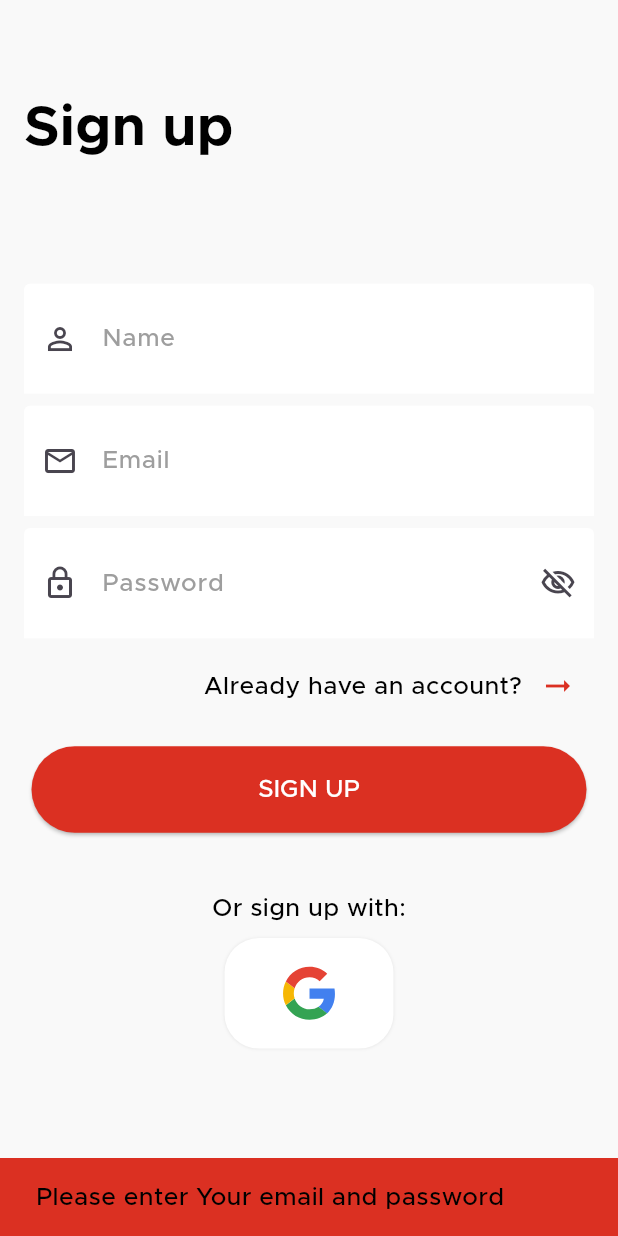
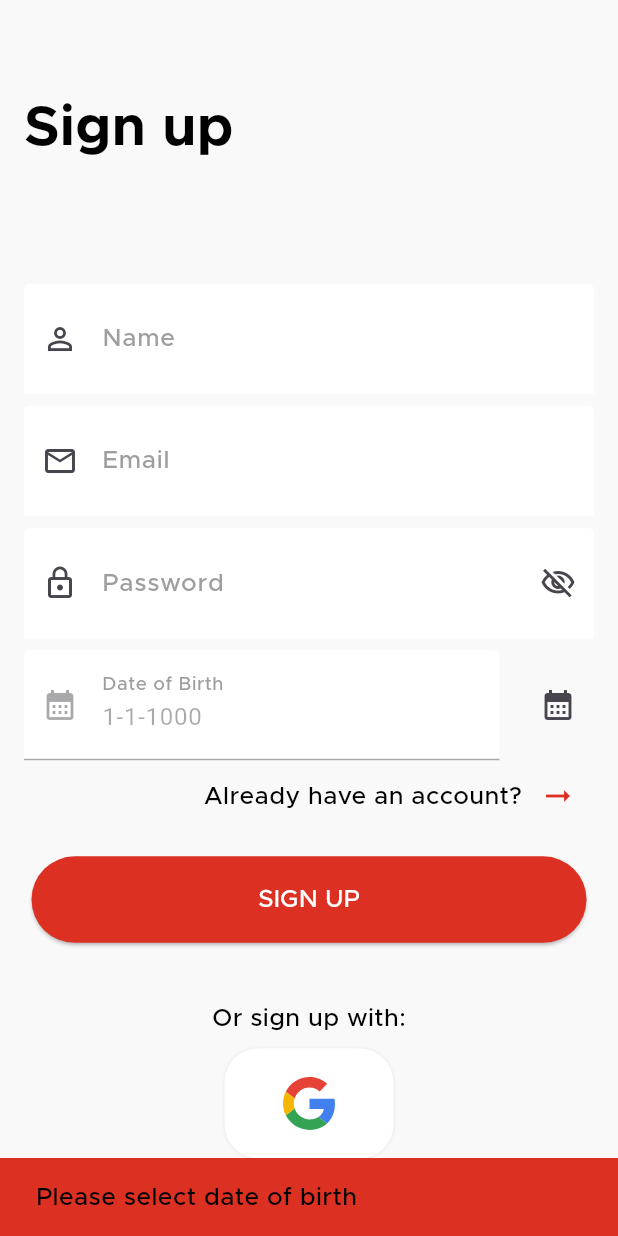
Before and after one commit to mahmoud-hassan1/Fashion-App, a Flutter app: the screen it shows after launch, after a tap on "Sign up", after a tap on "SIGN UP", on a phone screen of 412 x 824 dp. Run offline on Flutter 3.47's test engine with Material 3 defaults, Android fonts, the phone set to English and light mode, and no system bars; drawn by our look-alikes of modal_progress_hud_nsn; our stand-ins replace bloc, cloud_firestore, device_preview, firebase_auth, firebase_core, firebase_storage and 4 more; missing offline and left inert: carousel_slider_plus; accounts and stored records are empty; project files that could hold a hidden picture were left out.

Commit message:
add date of birth

```diff
--- /dev/null
+++ b/lib/Features/auth/data/models/signup_model.dart
@@ -0,0 +1,17 @@
+class SignupModel {
+  final String email;
+  final String name;
+  final DateTime dateOfBirth;
+  late String? uid;
+
+  SignupModel({required this.email, required this.name, required this.dateOfBirth, this.uid});
+
+  Map<String, dynamic> toMap() {
+    return {
+      'email': email,
+      'name': name,
+      'dateOfBirth': dateOfBirth.toIso8601String(),
+      'uid': uid,
+    };
+  }
+}
--- a/lib/Features/auth/data/repo_impl/auth_repo_imp.dart
+++ b/lib/Features/auth/data/repo_impl/auth_repo_imp.dart
@@ -1,13 +1,16 @@
+import 'package:cloud_firestore/cloud_firestore.dart';
 import 'package:firebase_auth/firebase_auth.dart';
 import 'package:flutter/material.dart';
 import 'package:google_sign_in/google_sign_in.dart';
+import 'package:online_shopping/Features/auth/data/models/signup_model.dart';
 import 'package:online_shopping/Features/auth/domain/entities/user.dart';
 import 'package:online_shopping/Features/auth/domain/repo_interface/auth_repo.dart';
 
 class AuthRepositoryImpl implements AuthRepository {
   final FirebaseAuth firebaseAuth;
+  final FirebaseFirestore firebaseFirestore;
 
-  AuthRepositoryImpl({required this.firebaseAuth});
+  const AuthRepositoryImpl({required this.firebaseFirestore, required this.firebaseAuth});
 
   @override
   Future<UserClass?> login(String email, String password) async {
@@ -28,13 +31,15 @@ class AuthRepositoryImpl implements AuthRepository {
   }
 
   @override
-  Future<UserClass?> signup(String name, String email, String password) async {
+  Future<UserClass?> signup(SignupModel model, String password) async {
     debugPrint("dsssssssssssss");
-    final userCredential = await firebaseAuth.createUserWithEmailAndPassword(email: email, password: password);
+    final userCredential = await firebaseAuth.createUserWithEmailAndPassword(email: model.email, password: password);
     await sendVerficationLink();
+    model.uid = userCredential.user!.uid;
+    await firebaseFirestore.collection('users').doc(userCredential.user!.uid).set(model.toMap(), SetOptions(merge: true));
     final user = userCredential.user;
     if (user != null) {
-      user.updateDisplayName(name);
+      user.updateDisplayName(model.name);
       return UserClass(uid: user.uid, email: user.email!);
     }
     return null;
--- a/lib/Features/auth/domain/repo_interface/auth_repo.dart
+++ b/lib/Features/auth/domain/repo_interface/auth_repo.dart
@@ -1,9 +1,10 @@
+import 'package:online_shopping/Features/auth/data/models/signup_model.dart';
 import 'package:online_shopping/Features/auth/domain/entities/user.dart';
 
 abstract class AuthRepository {
   Future<UserClass?> login(String email, String password);
   void logout();
-  Future<UserClass?> signup(String name,String email, String password);
+  Future<UserClass?> signup(SignupModel model, String password);
   Future<void> sendPasswordResetLink(String email);
   Future<UserClass?> loginWithGoogle();
 }
--- a/lib/Features/auth/presentation/cubits/auth_cubit/auth_cubit.dart
+++ b/lib/Features/auth/presentation/cubits/auth_cubit/auth_cubit.dart
@@ -1,6 +1,7 @@
 import 'package:bloc/bloc.dart';
 import 'package:firebase_auth/firebase_auth.dart';
 import 'package:flutter/material.dart';
+import 'package:online_shopping/Features/auth/data/models/signup_model.dart';
 import 'package:online_shopping/Features/auth/data/repo_impl/auth_repo_imp.dart';
 import 'package:online_shopping/Features/auth/domain/entities/user.dart';
 
@@ -61,10 +62,11 @@ class AuthCubit extends Cubit<AuthState> {
     }
   }
 
-  void signupUser(String name, String email, String password) async {
+  void signupUser(String name, String email, DateTime dateOfBirth, String password) async {
     emit(AuthLoading());
     try {
-      final user = await authRepo.signup(name, email, password);
+      SignupModel model = SignupModel(email: email, name: name, dateOfBirth: dateOfBirth);
+      final user = await authRepo.signup(model, password);
       if (user != null) {
         emit(AuthAuthenticated(user));
       } else {
--- a/lib/Features/auth/presentation/views/login_view/widgets/login_view_body.dart
+++ b/lib/Features/auth/presentation/views/login_view/widgets/login_view_body.dart
@@ -1,3 +1,4 @@
+import 'package:cloud_firestore/cloud_firestore.dart';
 import 'package:firebase_auth/firebase_auth.dart';
 import 'package:flutter/material.dart';
 import 'package:flutter_bloc/flutter_bloc.dart';
@@ -26,7 +27,8 @@ class LoginViewBody extends StatelessWidget {
   @override
   Widget build(BuildContext context) {
     final firebaseAuth = FirebaseAuth.instance;
-    final authRepository = AuthRepositoryImpl(firebaseAuth: firebaseAuth);
+    final firebaseFirestore = FirebaseFirestore.instance;
+    final authRepository = AuthRepositoryImpl(firebaseAuth: firebaseAuth, firebaseFirestore: firebaseFirestore);
     double height = MediaQuery.of(context).size.height;
     double width = MediaQuery.of(context).size.width;
     return BlocProvider(
@@ -39,12 +41,12 @@ class LoginViewBody extends StatelessWidget {
             snackBar(content: state.message, context: context);
             isLoading = false;
           } else if (state is AuthAuthenticated) {
-            snackBar(content: "Login Success", context: context ,color: Colors.green);
+            snackBar(content: "Login Success", context: context, color: Colors.green);
             Navigator.pushReplacement(
                 context,
                 MaterialPageRoute(
                   builder: (context) => const NavigationBarView(),
-                ));
+                ),);
           }
         },
         builder: (context, state) {
@@ -68,10 +70,7 @@ class LoginViewBody extends StatelessWidget {
                         SizedBox(
                           height: 64.h,
                         ),
-                        EmailAndPasswordFields(
-                            keyForm: keyForm,
-                            emailController: emailController,
-                            passwordController: passwordController),
+                        EmailAndPasswordFields(keyForm: keyForm, emailController: emailController, passwordController: passwordController),
                         const SizedBox(
                           height: 8,
                         ),
@@ -102,13 +101,10 @@ class LoginViewBody extends StatelessWidget {
   }
 
   void ontapLogin(context) {
-    if (emailController.text.isNotEmpty &&
-        passwordController.text.isNotEmpty &&
-        keyForm.currentState!.validate()) {
-      BlocProvider.of<AuthCubit>(context)
-          .loginUser(emailController.text, passwordController.text);
+    if (emailController.text.isNotEmpty && passwordController.text.isNotEmpty && keyForm.currentState!.validate()) {
+      BlocProvider.of<AuthCubit>(context).loginUser(emailController.text, passwordController.text);
     } else {
-      snackBar(
-          content: "Please enter Your email and password", context: context);
+      snackBar(content: "Please enter Your email and password", context: context);
     }
-  }}
+  }
+}
--- a/lib/Features/auth/presentation/views/reset_password_view/reset_password_view.dart
+++ b/lib/Features/auth/presentation/views/reset_password_view/reset_password_view.dart
@@ -1,3 +1,4 @@
+import 'package:cloud_firestore/cloud_firestore.dart';
 import 'package:firebase_auth/firebase_auth.dart';
 import 'package:flutter/material.dart';
 import 'package:flutter_bloc/flutter_bloc.dart';
@@ -11,7 +12,8 @@ class ResetPasswordView extends StatelessWidget {
   @override
   Widget build(BuildContext context) {
     final firebaseAuth = FirebaseAuth.instance;
-    final authRepository = AuthRepositoryImpl(firebaseAuth: firebaseAuth);
+    final firebaseFirestore = FirebaseFirestore.instance;
+    final authRepository = AuthRepositoryImpl(firebaseAuth: firebaseAuth, firebaseFirestore: firebaseFirestore);
     return BlocProvider(
       create: (context) => AuthCubit(authRepository),
       child: Scaffold(
--- /dev/null
+++ b/lib/Features/auth/presentation/views/signup_view/widgets/date_of_birth.dart
@@ -0,0 +1,54 @@
+import 'package:flutter/material.dart';
+import 'package:online_shopping/core/widgets/custtom_text_field.dart';
+import 'package:online_shopping/core/widgets/snackbar.dart';
+
+// ignore: must_be_immutable
+class DateOfBirth extends StatefulWidget {
+  DateOfBirth({super.key, required this.dateTime, required this.onChanged});
+
+  DateTime dateTime;
+  final void Function(DateTime dateTime) onChanged;
+
+  @override
+  State<DateOfBirth> createState() => _DateOfBirthState();
+}
+
+class _DateOfBirthState extends State<DateOfBirth> {
+  @override
+  Widget build(BuildContext context) {
+    return Row(
+      children: [
+        Expanded(
+          child: CustomTextField(
+            label: "Date of Birth",
+            controller: TextEditingController(text: "${widget.dateTime.day}-${widget.dateTime.month}-${widget.dateTime.year}"),
+            prefixIcon: const Icon(Icons.calendar_month),
+            enabled: false,
+          ),
+        ),
+        const SizedBox(width: 15),
+        IconButton(
+          onPressed: () async {
+            DateTime? res = await showDatePicker(
+              context: context,
+              firstDate: DateTime(999),
+              currentDate: DateTime.now(),
+              lastDate: DateTime(5000),
+            );
+
+            if (res == null) {
+              if (context.mounted) {
+                snackBar(content: "Enter your date of birth", context: context);
+              }
+            } else {
+              widget.onChanged(res);
+              widget.dateTime = res;
+              setState(() {});
+            }
+          },
+          icon: const Icon(Icons.calendar_month),
+        ),
+      ],
+    );
+  }
+}
--- a/lib/Features/auth/presentation/views/signup_view/widgets/signup_view_body.dart
+++ b/lib/Features/auth/presentation/views/signup_view/widgets/signup_view_body.dart
@@ -1,3 +1,4 @@
+import 'package:cloud_firestore/cloud_firestore.dart';
 import 'package:firebase_auth/firebase_auth.dart';
 import 'package:flutter/material.dart';
 import 'package:flutter_bloc/flutter_bloc.dart';
@@ -6,6 +7,7 @@ import 'package:modal_progress_hud_nsn/modal_progress_hud_nsn.dart';
 import 'package:online_shopping/Features/auth/data/repo_impl/auth_repo_imp.dart';
 import 'package:online_shopping/Features/auth/presentation/cubits/auth_cubit/auth_cubit.dart';
 import 'package:online_shopping/Features/auth/presentation/views/login_view/login_view.dart';
+import 'package:online_shopping/Features/auth/presentation/views/signup_view/widgets/date_of_birth.dart';
 import 'package:online_shopping/Features/auth/presentation/views/signup_view/widgets/go_to_login.dart';
 import 'package:online_shopping/Features/auth/presentation/views/widgets/custtom_button.dart';
 import 'package:online_shopping/Features/auth/presentation/views/widgets/email_password_section.dart';
@@ -21,7 +23,8 @@ class SignupViewBody extends StatelessWidget {
   final TextEditingController emailController = TextEditingController();
   final TextEditingController nameController = TextEditingController();
   final TextEditingController passwordController = TextEditingController();
-
+  final DateTime initDateTime = DateTime(1000);
+  DateTime dateTime = DateTime(1000);
   bool isLoading = false;
 
   GlobalKey<FormState> keyForm = GlobalKey();
@@ -29,9 +32,11 @@ class SignupViewBody extends StatelessWidget {
   @override
   Widget build(BuildContext context) {
     final firebaseAuth = FirebaseAuth.instance;
-    final authRepository = AuthRepositoryImpl(firebaseAuth: firebaseAuth);
+    final firebaseFirestore = FirebaseFirestore.instance;
+    final authRepository = AuthRepositoryImpl(firebaseAuth: firebaseAuth, firebaseFirestore: firebaseFirestore);
     double height = MediaQuery.of(context).size.height;
     double width = MediaQuery.of(context).size.width;
+
     return BlocProvider(
       create: (context) => AuthCubit(authRepository),
       child: BlocConsumer<AuthCubit, AuthState>(
@@ -89,6 +94,12 @@ class SignupViewBody extends StatelessWidget {
                         const SizedBox(
                           height: 8,
                         ),
+                        DateOfBirth(
+                          dateTime: dateTime,
+                          onChanged: (date) {
+                            dateTime = date;
+                          },
+                        ),
                         const GoToLogin(),
                         const SizedBox(height: 16),
                         CustomButton(
@@ -117,8 +128,13 @@ class SignupViewBody extends StatelessWidget {
 
   void ontapSignUp(context) {
     debugPrint("sssssssssssssssssss");
+    if (dateTime.isAtSameMomentAs(initDateTime)) {
+      snackBar(content: "Please select date of birth", context: context);
+      return;
+    }
+
     if (emailController.text.isNotEmpty && passwordController.text.isNotEmpty && keyForm.currentState!.validate()) {
-      BlocProvider.of<AuthCubit>(context).signupUser(nameController.text, emailController.text, passwordController.text);
+      BlocProvider.of<AuthCubit>(context).signupUser(nameController.text, emailController.text, dateTime, passwordController.text);
     } else {
       snackBar(content: "Please enter Your email and password", context: context);
     }
--- a/lib/Features/profile/presentation/views/profile_view.dart
+++ b/lib/Features/profile/presentation/views/profile_view.dart
@@ -1,4 +1,5 @@
 import 'package:flutter/material.dart';
+import 'package:online_shopping/Features/profile/presentation/views/widgets/profile_view_body.dart';
 
 class ProfileView extends StatelessWidget {
   const ProfileView({super.key});
@@ -6,7 +7,7 @@ class ProfileView extends StatelessWidget {
   @override
   Widget build(BuildContext context) {
     return const Scaffold(
-      body: ProfileView(),
+      body: ProfileViewBody(),
     );
   }
 }
--- a/lib/core/widgets/custtom_text_field.dart
+++ b/lib/core/widgets/custtom_text_field.dart
@@ -3,13 +3,22 @@ import 'package:flutter_screenutil/flutter_screenutil.dart';
 import 'package:online_shopping/core/utiles/app_colors.dart';
 import 'package:online_shopping/core/utiles/styles.dart';
 
-
 // ignore: must_be_immutable
 class CustomTextField extends StatefulWidget {
   CustomTextField({
-    super.key, required this.label, required this.controller,this.validator, required this.prefixIcon,this.obscure=false,  this.password=false,
-  this.keyForm,this.validate=false, this.expand=true
+    super.key,
+    required this.label,
+    required this.controller,
+    this.validator,
+    required this.prefixIcon,
+    this.obscure = false,
+    this.keyForm,
+    this.validate = false,
+    this.expand = true,
+    this.enabled = true,
+    this.password = false,
   });
+
   final bool expand;
   final Icon prefixIcon;
   bool validate;
@@ -17,27 +26,28 @@ class CustomTextField extends StatefulWidget {
   final bool password;
   bool obscure;
   final TextEditingController controller;
-   GlobalKey<FormState>? keyForm ;
+  GlobalKey<FormState>? keyForm;
   final String? Function(String?)? validator;
+  final bool enabled;
+
   @override
   State<CustomTextField> createState() => _CustomTextFieldState();
 }
 
 class _CustomTextFieldState extends State<CustomTextField> {
   final FocusNode _focusNode = FocusNode();
-  final Color _fillColor =  AppColors.kItemBackgroundColor;
+  final Color _fillColor = AppColors.kItemBackgroundColor;
 
   @override
   void initState() {
     super.initState();
     _focusNode.addListener(() {
       setState(() {
-         if(widget.keyForm!=null){
-          widget.validate=true;
+        if (widget.keyForm != null) {
+          widget.validate = true;
           widget.keyForm!.currentState!.validate();
         }
       });
-
     });
   }
 
@@ -47,50 +57,43 @@ class _CustomTextFieldState extends State<CustomTextField> {
     _focusNode.dispose();
     super.dispose();
   }
+
   @override
   Widget build(BuildContext context) {
     return TextFormField(
       minLines: 1,
-      maxLines: widget.expand? null:1,
+      maxLines: widget.expand ? null : 1,
       controller: widget.controller,
       focusNode: _focusNode,
-          obscureText:widget.obscure ,
+      obscureText: widget.obscure,
+      enabled: widget.enabled,
       decoration: InputDecoration(
-
-            suffixIcon: widget.password?IconButton(onPressed: (){
-              widget.obscure=!widget.obscure;
-              setState(() {
-
-              });
+        suffixIcon: widget.password
+            ? IconButton(
+                onPressed: () {
+                  widget.obscure = !widget.obscure;
+                  setState(() {});
                 },
-
-             icon: Icon(!widget.obscure?Icons.visibility_outlined:Icons.visibility_off_outlined )):null,
-            prefixIcon:  widget.prefixIcon,
-
+                icon: Icon(!widget.obscure ? Icons.visibility_outlined : Icons.visibility_off_outlined),
+              )
+            : null,
+        prefixIcon: widget.prefixIcon,
         label: Text(
           widget.label,
           style: Styles.kSmallTextStyle(context).copyWith(color: Colors.grey),
-
         ),
         enabledBorder: const UnderlineInputBorder(
           borderSide: BorderSide(color: Colors.transparent),
         ),
-
-            focusedBorder: const UnderlineInputBorder(
-               borderSide: BorderSide(color: Colors.transparent)
-            ),
-           focusedErrorBorder: const UnderlineInputBorder(
-            borderSide: BorderSide(color: Colors.redAccent)
-           ),
-           errorBorder:const UnderlineInputBorder(
-            borderSide: BorderSide(color: Colors.redAccent)
-           ),
+        focusedBorder: const UnderlineInputBorder(borderSide: BorderSide(color: Colors.transparent)),
+        focusedErrorBorder: const UnderlineInputBorder(borderSide: BorderSide(color: Colors.redAccent)),
+        errorBorder: const UnderlineInputBorder(borderSide: BorderSide(color: Colors.redAccent)),
         errorStyle: const TextStyle(color: Colors.redAccent),
         filled: true,
         fillColor: _fillColor,
-            contentPadding:  EdgeInsets.symmetric(vertical: 14.h)
+        contentPadding: EdgeInsets.symmetric(vertical: 14.h),
       ),
-          validator:widget.validate? widget.validator:null,
+      validator: widget.validate ? widget.validator : null,
     );
   }
 }
```
Lines whose indentation alone changed are shown as unchanged.
